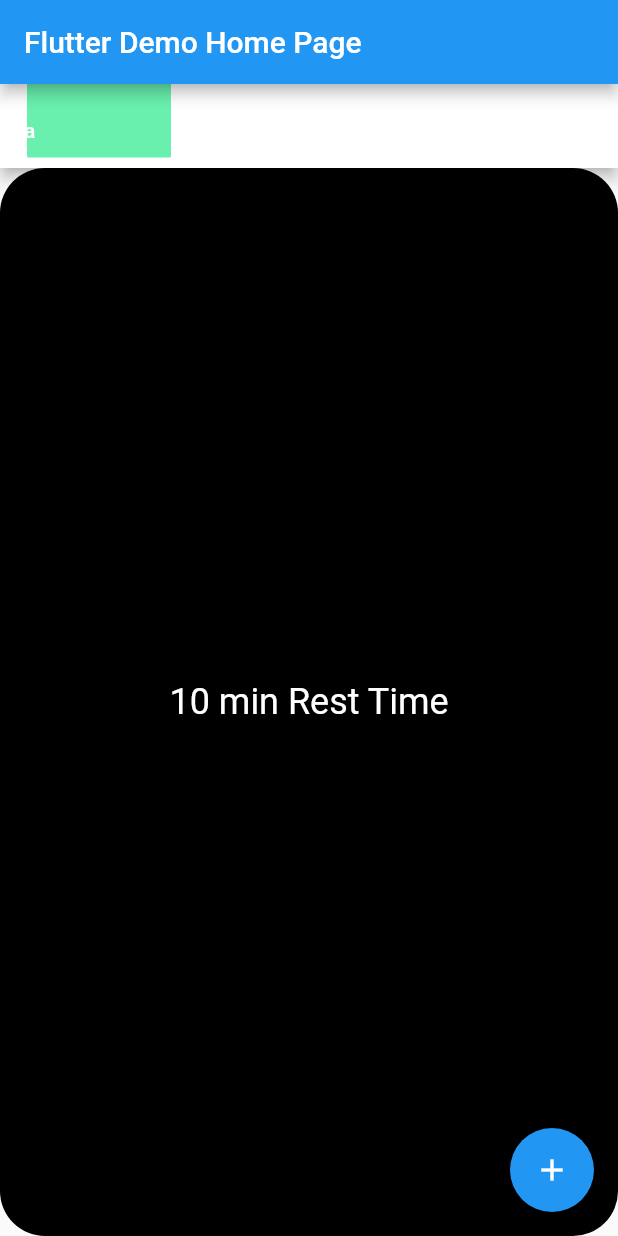
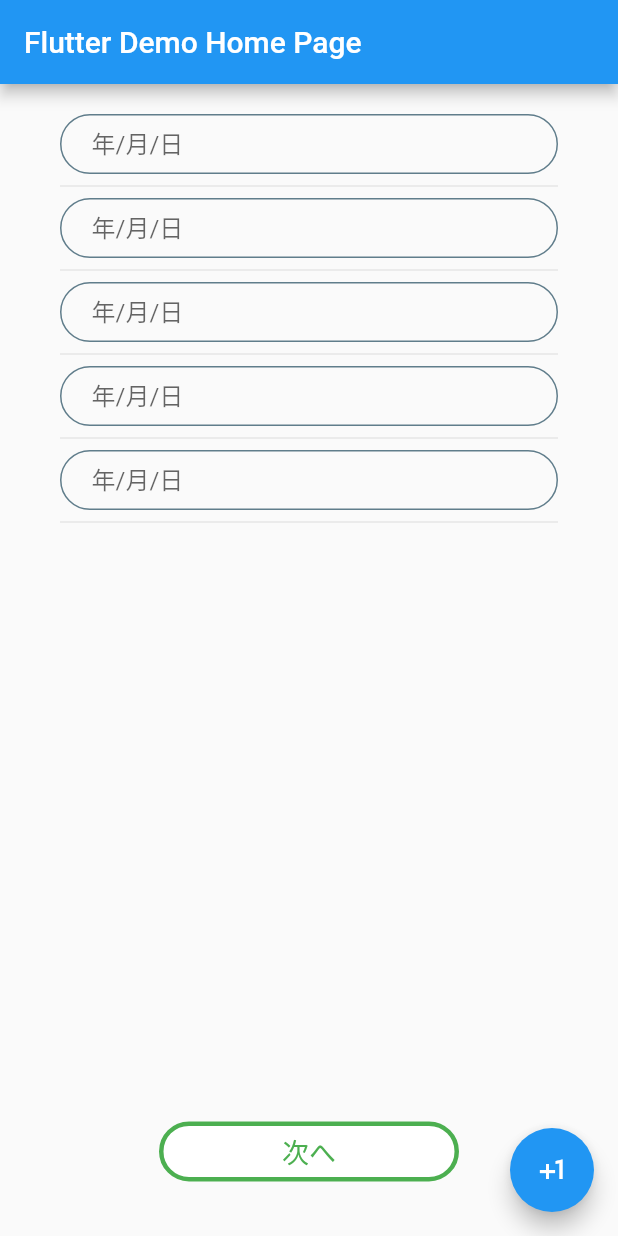
Before and after one commit to t-sawano/flutter-tabbar-view, a Flutter app: the screen it shows after launch, on a phone screen of 412 x 824 dp. Run offline on Flutter 3.47's test engine with Material 2 defaults, Android fonts, the phone set to English and light mode, and no system bars; our stand-ins replace bubble_tab_indicator.

Commit message:
データ取得方法の検証おわり

```diff
--- a/lib/main.dart
+++ b/lib/main.dart
@@ -1,6 +1,7 @@
 import 'package:flutter/material.dart';
-
-import 'view/tabbar_view.dart';
+import 'package:flutter_localizations/flutter_localizations.dart';
+import 'package:myapp/view/sample_datepicker.dart';
+import 'package:provider/provider.dart';
 
 void main() => runApp(MyApp());
 
@@ -14,7 +15,14 @@ class MyApp extends StatelessWidget {
           primarySwatch: Colors.blue,
         ),
         home: MyHomePage(title: 'Flutter Demo Home Page'),
-    );
+        localizationsDelegates: [
+          GlobalMaterialLocalizations.delegate,
+          GlobalWidgetsLocalizations.delegate,
+        ],
+        supportedLocales: [
+          const Locale("en", "US"),
+          const Locale("ja", "JP")
+        ]);
   }
 }
 
@@ -27,22 +35,34 @@ class MyHomePage extends StatefulWidget {
 }
 
 class _MyHomePageState extends State<MyHomePage> {
-
   @override
   Widget build(BuildContext context) {
-    return Scaffold(
+    return ChangeNotifierProvider<MyState>(
+      create: (_) => MyState(),
+      child: Consumer<MyState>(
+        builder: (_, provider, __) => Scaffold(
           appBar: AppBar(
             title: Text(widget.title),
           ),
-      body: Center(
-        child: BodyWidget()
+          body: Container(
+            alignment: Alignment.center,
+            padding: EdgeInsets.symmetric(horizontal: 40.0, vertical: 20.0),
+            // child: VariableLengthCard()
+            // child: MyListWidget(ListViewWidgetProvider())
+            // child: TextWithDatePicker(DatePickerProvider())
+            child: DateTextFieldListView(provider),
+            //BodyWidget()
           ),
           floatingActionButton: FloatingActionButton(
+            child: Icon(Icons.plus_one),
             onPressed: () {
-
+              print("要素数 => ${provider.items.length}");
+              provider.items.asMap().forEach((key, value) {
+                print("要素${key + 1} => ${value.controller.text}");
+              });
             },
-        tooltip: 'Increment',
-        child: Icon(Icons.add),
+          ),
+        ),
       ),
     );
   }
--- /dev/null
+++ b/lib/view/sample_datepicker.dart
@@ -0,0 +1,138 @@
+import 'package:datetime_picker_formfield/datetime_picker_formfield.dart';
+import 'package:flutter/cupertino.dart';
+import 'package:flutter/material.dart';
+import 'package:intl/intl.dart';
+import 'package:provider/provider.dart';
+
+/// 今日日付を基準としたDatePickerを呼び出すstaticクラス
+class CommonDatepicker {
+  static Future<DateTime> showCommonDatePicker(BuildContext context) async {
+    final now = DateTime.now();
+
+    return await showDatePicker(
+      context: context,
+      initialDate: now,
+      firstDate: DateTime(now.year - 1),
+      lastDate: DateTime(now.year + 1),
+      locale: Locale("ja"),
+    );
+  }
+
+  static String dateFormatter(DateTime date) {
+    final formatter = DateFormat("yyyy/MM/dd HH:mm:ss");
+    return formatter.format(date);
+  }
+}
+
+class DatePickerProvider with ChangeNotifier {
+  DateTime now;
+  void changePickedDate(DateTime picked) {
+    now = picked;
+    notifyListeners();
+
+    print("$now");
+  }
+}
+
+class TextWithDatePicker extends StatelessWidget {
+  final format = DateFormat("yyyy年MM月dd日");
+  final TextEditingController _controller = TextEditingController();
+  TextEditingController get controller => _controller;
+
+  @override
+  Widget build(BuildContext context) {
+    return Container(
+      decoration: BoxDecoration(
+          border: Border.all(color: Colors.blueGrey),
+          borderRadius: BorderRadius.circular(25.0)),
+      height: 40.0,
+      child: ChangeNotifierProvider<DatePickerProvider>(
+        create: (_) => DatePickerProvider(),
+        child: Consumer<DatePickerProvider>(
+          builder: (_, provider, __) => Container(
+              child: DateTimeField(
+            decoration: InputDecoration(
+                contentPadding:
+                    EdgeInsets.only(top: 10.0, bottom: 10.0, left: 20.0),
+                border: InputBorder.none,
+                hintText: "年/月/日"),
+            format: format,
+            onShowPicker: (context, value) {
+              return CommonDatepicker.showCommonDatePicker(context);
+            },
+            controller: _controller,
+            onChanged: (value) {
+              // provider
+            },
+          )),
+        ),
+      ),
+    );
+  }
+}
+
+class MyState with ChangeNotifier {
+  final List<TextWithDatePicker> _items = [];
+  List<TextWithDatePicker> get items => _items;
+
+  MyState() {
+    _items.addAll([
+      TextWithDatePicker(),
+      TextWithDatePicker(),
+      TextWithDatePicker(),
+      TextWithDatePicker(),
+      TextWithDatePicker(),
+    ]);
+  }
+}
+
+class DateTextFieldListView extends StatelessWidget {
+  final MyState _provider;
+  DateTextFieldListView(this._provider);
+
+  @override
+  Widget build(BuildContext context) {
+    return Container(
+      child: Column(
+        children: <Widget>[
+          Expanded(
+              flex: 9,
+              child: ListView.builder(
+                  itemCount: 10,
+                  itemBuilder: (_, index) {
+                    final i = index ~/ 2;
+                    if (index.isOdd) return Divider();
+
+                    return _provider.items[i];
+                  })),
+          Expanded(
+            flex: 1,
+            child: Container(
+              alignment: Alignment.center,
+              child: ButtonTheme(
+                height: 40.0,
+                minWidth: 200.0,
+                shape: RoundedRectangleBorder(
+                    borderRadius: BorderRadius.circular(25.0),
+                    side: BorderSide(
+                        color: Colors.green,
+                        width: 3.0,
+                        style: BorderStyle.solid)),
+                child: FlatButton(
+                  color: Colors.white,
+                  child: Text(
+                    "次へ",
+                    style: TextStyle(color: Colors.green, fontSize: 18.0),
+                  ),
+                  onPressed: () {
+                    print("${DateTime.now()}");
+                  },
+                ),
+              ),
+            ),
+          ),
+        ],
+      ),
+    );
+  }
+}
```
Also changed, not shown: lib/view/listview-app.dart (added, +123 -0 lines), lib/view/variable_length_card.dart (added, +63 -0 lines), pubspec.yaml (+4 -7 lines), pubspec.lock. Lines whose indentation alone changed are shown as unchanged.
